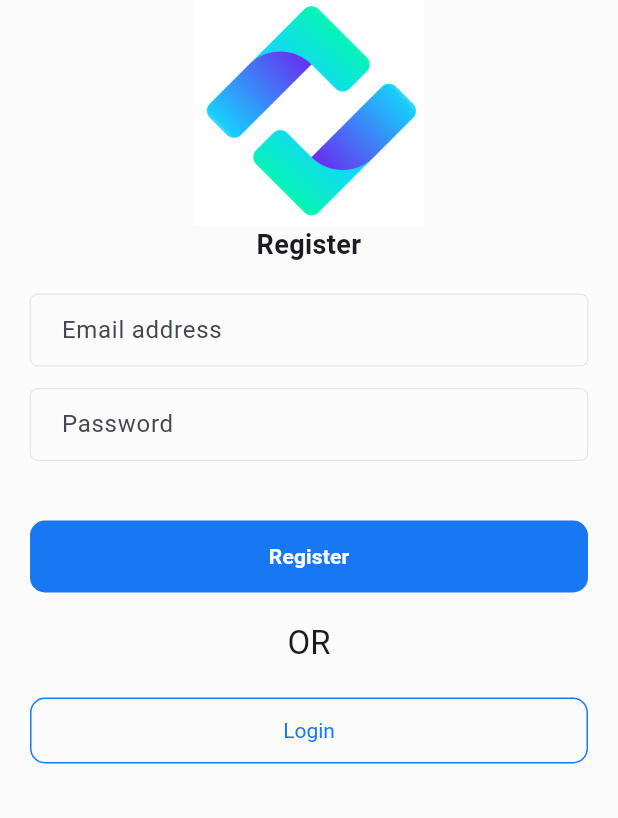
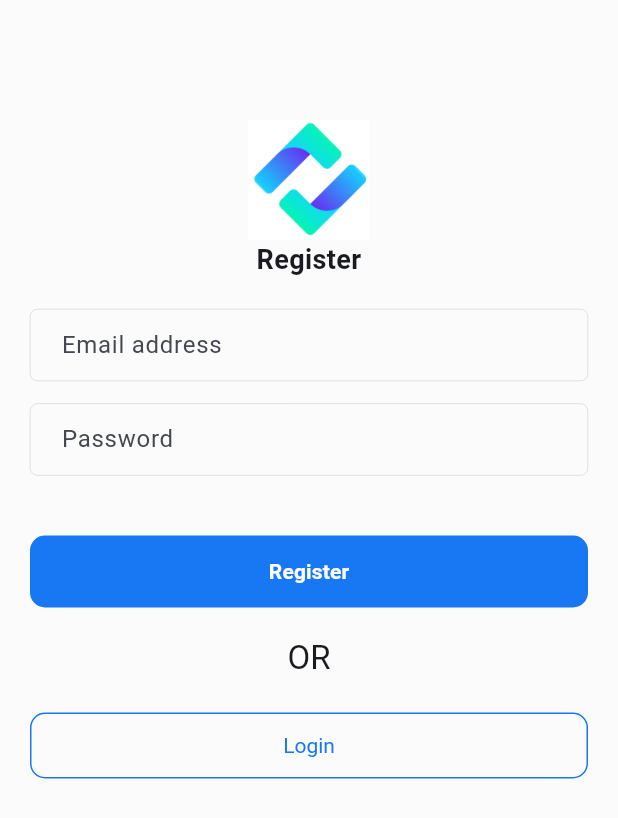
Before and after one commit to uyisaristide/Smart-Task-Manager, a Flutter app: the screen it shows after launch, after a tap on "Login", after a tap on "Register", on a phone screen of 412 x 824 dp. Shown: the top 818 px of the screen. Run offline on Flutter 3.47's test engine with Material 3 defaults, Android fonts, the phone set to English and light mode, and no system bars; our stand-ins replace cloud_firestore, email_validator, firebase_auth, firebase_core, flutter_local_notifications, flutter_riverpod and 4 more; accounts and stored records are empty.

Commit message:
Splash screen image edit

```diff
--- a/lib/splash_screen.dart
+++ b/lib/splash_screen.dart
@@ -36,7 +36,7 @@ class _SplashScreenState extends State<SplashScreen> {
           children: [
             Image.asset(AssetsUtils.logo, width: 100,),
             const SizedBox(height: 20,),
-            buildText('Everything Tasks', kBlackColor, textBold,
+            buildText('Task manager', kBlackColor, textBold,
                 FontWeight.w600, TextAlign.center, TextOverflow.clip),
             const SizedBox(
               height: 10,
--- a/lib/views/auth_screens/login.dart
+++ b/lib/views/auth_screens/login.dart
@@ -32,9 +32,10 @@ class _SigninScreenState extends ConsumerState<SigninScreen> {
           padding: const EdgeInsets.all(20)
               .copyWith(top: MediaQuery.of(context).padding.top),
           children: [
+            SizedBox(height: 80,),
             Image.asset(
               AssetsUtils.logo,
-              height: 150,
+              height: 80,
             ),
             const SizedBox(
               height: 30,
--- a/lib/views/auth_screens/register.dart
+++ b/lib/views/auth_screens/register.dart
@@ -34,9 +34,10 @@ class _RegisterScreenState extends ConsumerState<RegisterScreen> {
           padding: const EdgeInsets.all(20)
               .copyWith(top: MediaQuery.of(context).padding.top),
           children: [
+            const SizedBox(height: 80,),
             Image.asset(
               AssetsUtils.logo,
-              height: 150,
+              height: 80,
             ),
             // Padding(
             //   padding: const EdgeInsets.all(0.0),
--- a/lib/views/widgets/task_item_view.dart
+++ b/lib/views/widgets/task_item_view.dart
@@ -1,5 +1,4 @@
 import 'package:flutter/material.dart';
-import 'package:flutter_bloc/flutter_bloc.dart';
 import 'package:flutter_riverpod/flutter_riverpod.dart';
 import 'package:flutter_svg/svg.dart';
 import 'package:go_router/go_router.dart';
```
Also changed, not shown: lib/routes/router.dart (+3 -9 lines), lib/servises/notification_service.dart (added, +68 -0 lines), pubspec.yaml (+7 -4 lines), lib/views/task/new_task_screen.dart (renamed from lib/views/pages/new_task_screen.dart), lib/views/task/tasks_screen.dart (renamed from lib/views/pages/tasks_screen.dart), lib/views/task/update_task_screen.dart (renamed from lib/views/pages/update_task_screen.dart), pubspec.lock, 4 other files.
